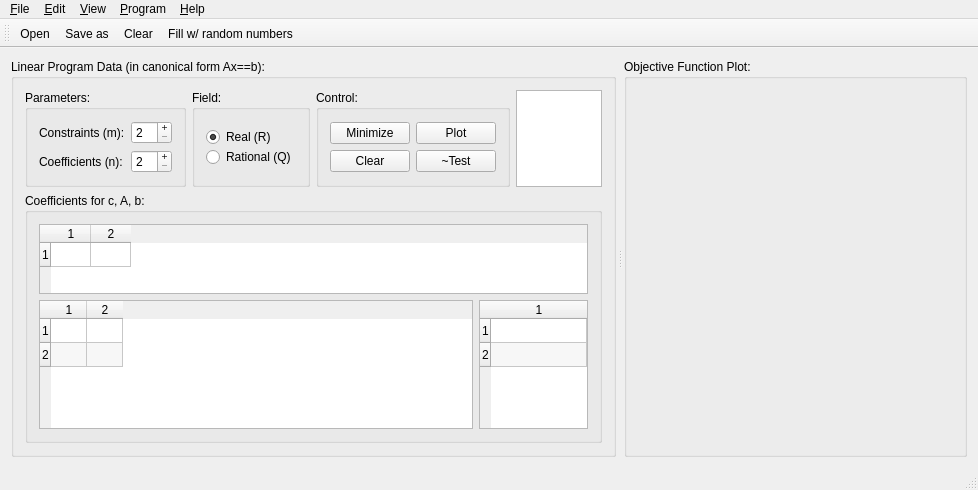
Qt form forms/mainwindow.ui (0x414c/linear-optimization-demo) before a commit.
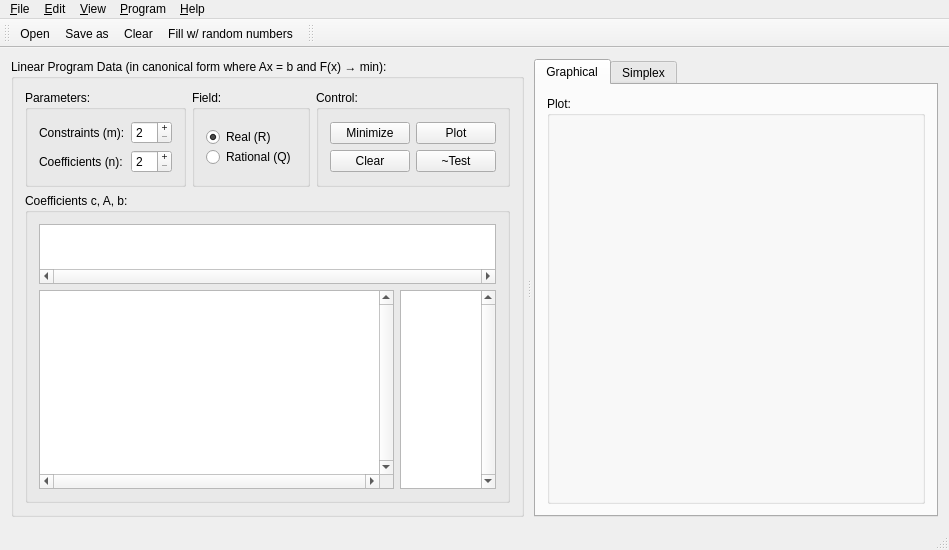
The same form after that commit. Icons and pictures are not drawn. Custom widgets are drawn as their Qt base class.

Patch:
```diff
--- a/forms/mainwindow.ui
+++ b/forms/mainwindow.ui
@@ -6,53 +6,211 @@
    <rect>
     <x>0</x>
     <y>0</y>
-    <width>978</width>
-    <height>490</height>
+    <width>920</width>
+    <height>550</height>
    </rect>
   </property>
-  <property name="windowTitle">
-   <string>Linear Optimization</string>
-  </property>
   <property name="windowIcon">
    <iconset>
     <normalon>:/icons/@256/accessories-calculator.png</normalon>
    </iconset>
   </property>
   <widget class="QWidget" name="centralWidget">
-   <layout class="QGridLayout" name="gridLayout_12">
+   <layout class="QGridLayout" name="gridLayout_15">
     <item row="0" column="0">
      <widget class="QSplitter" name="splitter">
-      <property name="sizePolicy">
-       <sizepolicy hsizetype="Expanding" vsizetype="Expanding">
-        <horstretch>0</horstretch>
-        <verstretch>0</verstretch>
-       </sizepolicy>
-      </property>
       <property name="orientation">
        <enum>Qt::Horizontal</enum>
       </property>
       <property name="handleWidth">
-       <number>8</number>
+       <number>10</number>
       </property>
-      <widget class="QGroupBox" name="dataGroupBox">
+      <widget class="QGroupBox" name="groupBox">
        <property name="sizePolicy">
-        <sizepolicy hsizetype="Expanding" vsizetype="Expanding">
+        <sizepolicy hsizetype="Fixed" vsizetype="Expanding">
          <horstretch>0</horstretch>
          <verstretch>0</verstretch>
         </sizepolicy>
        </property>
        <property name="title">
-        <string>Linear Program Data (in canonical form Ax==b):</string>
+        <string>Linear Program Data (in canonical form where Ax = b and F(x) → min):</string>
        </property>
        <layout class="QGridLayout" name="gridLayout_11">
         <item row="0" column="0">
-         <layout class="QGridLayout" name="gridLayout_10" rowstretch="0,1">
+         <layout class="QGridLayout" name="gridLayout_10">
+          <item row="1" column="0">
+           <widget class="QGroupBox" name="groupBox_4">
+            <property name="sizePolicy">
+             <sizepolicy hsizetype="Expanding" vsizetype="Expanding">
+              <horstretch>0</horstretch>
+              <verstretch>0</verstretch>
+             </sizepolicy>
+            </property>
+            <property name="title">
+             <string>Coefficients c, A, b:</string>
+            </property>
+            <layout class="QGridLayout" name="gridLayout_7">
+             <item row="1" column="0">
+              <layout class="QGridLayout" name="gridLayout_5">
+               <item row="1" column="0">
+                <layout class="QGridLayout" name="gridLayout_6">
+                 <item row="0" column="0">
+                  <widget class="QTableView" name="constrsCoeffsTableView">
+                   <property name="sizePolicy">
+                    <sizepolicy hsizetype="Expanding" vsizetype="Expanding">
+                     <horstretch>1</horstretch>
+                     <verstretch>1</verstretch>
+                    </sizepolicy>
+                   </property>
+                   <property name="minimumSize">
+                    <size>
+                     <width>0</width>
+                     <height>88</height>
+                    </size>
+                   </property>
+                   <property name="verticalScrollBarPolicy">
+                    <enum>Qt::ScrollBarAlwaysOn</enum>
+                   </property>
+                   <property name="horizontalScrollBarPolicy">
+                    <enum>Qt::ScrollBarAlwaysOn</enum>
+                   </property>
+                   <property name="alternatingRowColors">
+                    <bool>true</bool>
+                   </property>
+                   <property name="selectionMode">
+                    <enum>QAbstractItemView::NoSelection</enum>
+                   </property>
+                   <property name="verticalScrollMode">
+                    <enum>QAbstractItemView::ScrollPerPixel</enum>
+                   </property>
+                   <property name="horizontalScrollMode">
+                    <enum>QAbstractItemView::ScrollPerPixel</enum>
+                   </property>
+                   <property name="cornerButtonEnabled">
+                    <bool>false</bool>
+                   </property>
+                   <attribute name="horizontalHeaderDefaultSectionSize">
+                    <number>40</number>
+                   </attribute>
+                   <attribute name="horizontalHeaderMinimumSectionSize">
+                    <number>34</number>
+                   </attribute>
+                   <attribute name="verticalHeaderDefaultSectionSize">
+                    <number>28</number>
+                   </attribute>
+                  </widget>
+                 </item>
+                 <item row="0" column="1">
+                  <widget class="QTableView" name="constrsRHSTableView">
+                   <property name="sizePolicy">
+                    <sizepolicy hsizetype="Maximum" vsizetype="Expanding">
+                     <horstretch>0</horstretch>
+                     <verstretch>1</verstretch>
+                    </sizepolicy>
+                   </property>
+                   <property name="minimumSize">
+                    <size>
+                     <width>0</width>
+                     <height>88</height>
+                    </size>
+                   </property>
+                   <property name="maximumSize">
+                    <size>
+                     <width>96</width>
+                     <height>16777215</height>
+                    </size>
+                   </property>
+                   <property name="verticalScrollBarPolicy">
+                    <enum>Qt::ScrollBarAlwaysOn</enum>
+                   </property>
+                   <property name="alternatingRowColors">
+                    <bool>true</bool>
+                   </property>
+                   <property name="selectionMode">
+                    <enum>QAbstractItemView::NoSelection</enum>
+                   </property>
+                   <property name="cornerButtonEnabled">
+                    <bool>false</bool>
+                   </property>
+                   <attribute name="horizontalHeaderDefaultSectionSize">
+                    <number>70</number>
+                   </attribute>
+                   <attribute name="horizontalHeaderMinimumSectionSize">
+                    <number>70</number>
+                   </attribute>
+                   <attribute name="verticalHeaderDefaultSectionSize">
+                    <number>28</number>
+                   </attribute>
+                  </widget>
+                 </item>
+                </layout>
+               </item>
+               <item row="0" column="0">
+                <widget class="QTableView" name="objFuncCoeffsTableView">
+                 <property name="sizePolicy">
+                  <sizepolicy hsizetype="Expanding" vsizetype="Maximum">
+                   <horstretch>1</horstretch>
+                   <verstretch>0</verstretch>
+                  </sizepolicy>
+                 </property>
+                 <property name="minimumSize">
+                  <size>
+                   <width>0</width>
+                   <height>0</height>
+                  </size>
+                 </property>
+                 <property name="maximumSize">
+                  <size>
+                   <width>16777215</width>
+                   <height>60</height>
+                  </size>
+                 </property>
+                 <property name="baseSize">
+                  <size>
+                   <width>0</width>
+                   <height>0</height>
+                  </size>
+                 </property>
+                 <property name="horizontalScrollBarPolicy">
+                  <enum>Qt::ScrollBarAlwaysOn</enum>
+                 </property>
+                 <property name="alternatingRowColors">
+                  <bool>true</bool>
+                 </property>
+                 <property name="selectionMode">
+                  <enum>QAbstractItemView::NoSelection</enum>
+                 </property>
+                 <property name="horizontalScrollMode">
+                  <enum>QAbstractItemView::ScrollPerPixel</enum>
+                 </property>
+                 <property name="cornerButtonEnabled">
+                  <bool>false</bool>
+                 </property>
+                 <attribute name="horizontalHeaderDefaultSectionSize">
+                  <number>40</number>
+                 </attribute>
+                 <attribute name="horizontalHeaderMinimumSectionSize">
+                  <number>34</number>
+                 </attribute>
+                 <attribute name="verticalHeaderDefaultSectionSize">
+                  <number>28</number>
+                 </attribute>
+                 <attribute name="verticalHeaderMinimumSectionSize">
+                  <number>28</number>
+                 </attribute>
+                </widget>
+               </item>
+              </layout>
+             </item>
+            </layout>
+           </widget>
+          </item>
           <item row="0" column="0">
            <layout class="QGridLayout" name="gridLayout">
             <item row="0" column="0">
-             <widget class="QGroupBox" name="paramsGroupBox">
+             <widget class="QGroupBox" name="groupBox_1">
               <property name="sizePolicy">
-               <sizepolicy hsizetype="Minimum" vsizetype="Minimum">
+               <sizepolicy hsizetype="Fixed" vsizetype="Minimum">
                 <horstretch>0</horstretch>
                 <verstretch>0</verstretch>
                </sizepolicy>
@@ -132,26 +290,61 @@
               </layout>
              </widget>
             </item>
-            <item row="0" column="3">
-             <widget class="QTextBrowser" name="debugTextBrowser">
+            <item row="0" column="1">
+             <widget class="QGroupBox" name="groupBox_2">
               <property name="sizePolicy">
-               <sizepolicy hsizetype="Ignored" vsizetype="Ignored">
+               <sizepolicy hsizetype="Fixed" vsizetype="Minimum">
                 <horstretch>0</horstretch>
                 <verstretch>0</verstretch>
                </sizepolicy>
               </property>
-              <property name="minimumSize">
-               <size>
-                <width>86</width>
-                <height>86</height>
-               </size>
+              <property name="title">
+               <string>Field:</string>
               </property>
+              <layout class="QGridLayout" name="gridLayout_14">
+               <item row="0" column="0">
+                <layout class="QGridLayout" name="gridLayout_13">
+                 <property name="spacing">
+                  <number>0</number>
+                 </property>
+                 <item row="1" column="0">
+                  <widget class="QRadioButton" name="rationalRadioButton">
+                   <property name="sizePolicy">
+                    <sizepolicy hsizetype="Fixed" vsizetype="Fixed">
+                     <horstretch>0</horstretch>
+                     <verstretch>0</verstretch>
+                    </sizepolicy>
+                   </property>
+                   <property name="text">
+                    <string>Rational (Q)</string>
+                   </property>
+                  </widget>
+                 </item>
+                 <item row="0" column="0">
+                  <widget class="QRadioButton" name="realRadioButton">
+                   <property name="sizePolicy">
+                    <sizepolicy hsizetype="Fixed" vsizetype="Fixed">
+                     <horstretch>0</horstretch>
+                     <verstretch>0</verstretch>
+                    </sizepolicy>
+                   </property>
+                   <property name="text">
+                    <string>Real (R)</string>
+                   </property>
+                   <property name="checked">
+                    <bool>true</bool>
+                   </property>
+                  </widget>
+                 </item>
+                </layout>
+               </item>
+              </layout>
              </widget>
             </item>
             <item row="0" column="2">
-             <widget class="QGroupBox" name="controlGroupBox">
+             <widget class="QGroupBox" name="groupBox_3">
               <property name="sizePolicy">
-               <sizepolicy hsizetype="Minimum" vsizetype="Minimum">
+               <sizepolicy hsizetype="Fixed" vsizetype="Minimum">
                 <horstretch>0</horstretch>
                 <verstretch>0</verstretch>
                </sizepolicy>
@@ -239,251 +432,71 @@
               </layout>
              </widget>
             </item>
-            <item row="0" column="1">
-             <widget class="QGroupBox" name="fieldGroupBox">
-              <property name="sizePolicy">
-               <sizepolicy hsizetype="Minimum" vsizetype="Minimum">
-                <horstretch>0</horstretch>
-                <verstretch>0</verstretch>
-               </sizepolicy>
-              </property>
-              <property name="title">
-               <string>Field:</string>
-              </property>
-              <layout class="QGridLayout" name="gridLayout_14">
-               <item row="0" column="0">
-                <layout class="QGridLayout" name="gridLayout_13">
-                 <property name="spacing">
-                  <number>0</number>
-                 </property>
-                 <item row="1" column="0">
-                  <widget class="QRadioButton" name="rationalRadioButton">
-                   <property name="sizePolicy">
-                    <sizepolicy hsizetype="Fixed" vsizetype="Fixed">
-                     <horstretch>0</horstretch>
-                     <verstretch>0</verstretch>
-                    </sizepolicy>
-                   </property>
-                   <property name="text">
-                    <string>Rational (Q)</string>
-                   </property>
-                   <attribute name="buttonGroup">
-                    <string notr="true">buttonGroup</string>
-                   </attribute>
-                  </widget>
-                 </item>
-                 <item row="0" column="0">
-                  <widget class="QRadioButton" name="realRadioButton">
-                   <property name="sizePolicy">
-                    <sizepolicy hsizetype="Fixed" vsizetype="Fixed">
-                     <horstretch>0</horstretch>
-                     <verstretch>0</verstretch>
-                    </sizepolicy>
-                   </property>
-                   <property name="text">
-                    <string>Real (R)</string>
-                   </property>
-                   <property name="checked">
-                    <bool>true</bool>
-                   </property>
-                   <attribute name="buttonGroup">
-                    <string notr="true">buttonGroup</string>
-                   </attribute>
-                  </widget>
-                 </item>
-                </layout>
-               </item>
-              </layout>
-             </widget>
-            </item>
            </layout>
           </item>
-          <item row="1" column="0">
-           <widget class="QGroupBox" name="constraintsGroupBox">
-            <property name="sizePolicy">
-             <sizepolicy hsizetype="Expanding" vsizetype="Expanding">
-              <horstretch>0</horstretch>
-              <verstretch>0</verstretch>
-             </sizepolicy>
-            </property>
-            <property name="title">
-             <string>Coefficients for c, A, b:</string>
-            </property>
-            <layout class="QGridLayout" name="gridLayout_7">
-             <item row="0" column="0">
-              <layout class="QGridLayout" name="gridLayout_5" rowstretch="1,4">
-               <item row="0" column="0">
-                <widget class="QTableWidget" name="objFuncCoeffTableWidget">
-                 <property name="sizePolicy">
-                  <sizepolicy hsizetype="Minimum" vsizetype="Maximum">
-                   <horstretch>0</horstretch>
-                   <verstretch>0</verstretch>
-                  </sizepolicy>
-                 </property>
-                 <property name="minimumSize">
-                  <size>
-                   <width>0</width>
-                   <height>0</height>
-                  </size>
-                 </property>
-                 <property name="alternatingRowColors">
-                  <bool>true</bool>
-                 </property>
-                 <property name="selectionMode">
-                  <enum>QAbstractItemView::SingleSelection</enum>
-                 </property>
-                 <property name="rowCount">
-                  <number>1</number>
-                 </property>
-                 <property name="columnCount">
-                  <number>2</number>
-                 </property>
-                 <attribute name="horizontalHeaderDefaultSectionSize">
-                  <number>40</number>
-                 </attribute>
-                 <attribute name="horizontalHeaderMinimumSectionSize">
-                  <number>30</number>
-                 </attribute>
-                 <attribute name="verticalHeaderDefaultSectionSize">
-                  <number>24</number>
-                 </attribute>
-                 <attribute name="verticalHeaderMinimumSectionSize">
-                  <number>20</number>
-                 </attribute>
-                 <row/>
-                 <column/>
-                 <column/>
-                </widget>
-               </item>
-               <item row="1" column="0">
-                <layout class="QGridLayout" name="gridLayout_6" columnstretch="4,1">
-                 <item row="0" column="0">
-                  <widget class="QTableWidget" name="constrCoeffsTableWidget">
-                   <property name="sizePolicy">
-                    <sizepolicy hsizetype="Expanding" vsizetype="Expanding">
-                     <horstretch>0</horstretch>
-                     <verstretch>0</verstretch>
-                    </sizepolicy>
-                   </property>
-                   <property name="alternatingRowColors">
-                    <bool>true</bool>
-                   </property>
-                   <property name="selectionMode">
-                    <enum>QAbstractItemView::SingleSelection</enum>
-                   </property>
-                   <property name="rowCount">
-                    <number>2</number>
-                   </property>
-                   <property name="columnCount">
-                    <number>2</number>
-                   </property>
-                   <attribute name="horizontalHeaderDefaultSectionSize">
-                    <number>36</number>
-                   </attribute>
-                   <attribute name="horizontalHeaderMinimumSectionSize">
-                    <number>30</number>
-                   </attribute>
-                   <attribute name="verticalHeaderDefaultSectionSize">
-                    <number>24</number>
-                   </attribute>
-                   <attribute name="verticalHeaderMinimumSectionSize">
-                    <number>20</number>
-                   </attribute>
-                   <attribute name="verticalHeaderStretchLastSection">
-                    <bool>false</bool>
-                   </attribute>
-                   <row/>
-                   <row/>
-                   <column/>
-                   <column/>
-                  </widget>
-                 </item>
-                 <item row="0" column="1">
-                  <widget class="QTableWidget" name="rhsTableWidget">
-                   <property name="sizePolicy">
-                    <sizepolicy hsizetype="Expanding" vsizetype="Expanding">
-                     <horstretch>0</horstretch>
-                     <verstretch>0</verstretch>
-                    </sizepolicy>
-                   </property>
-                   <property name="alternatingRowColors">
-                    <bool>true</bool>
-                   </property>
-                   <property name="selectionMode">
-                    <enum>QAbstractItemView::SingleSelection</enum>
-                   </property>
-                   <property name="rowCount">
-                    <number>2</number>
-                   </property>
-                   <property name="columnCount">
-                    <number>1</number>
-                   </property>
-                   <attribute name="horizontalHeaderDefaultSectionSize">
-                    <number>45</number>
-                   </attribute>
-                   <attribute name="horizontalHeaderMinimumSectionSize">
-                    <number>45</number>
-                   </attribute>
-                   <attribute name="horizontalHeaderStretchLastSection">
-                    <bool>true</bool>
-                   </attribute>
-                   <attribute name="verticalHeaderDefaultSectionSize">
-                    <number>24</number>
-                   </attribute>
-                   <attribute name="verticalHeaderMinimumSectionSize">
-                    <number>20</number>
-                   </attribute>
-                   <attribute name="verticalHeaderStretchLastSection">
-                    <bool>false</bool>
-                   </attribute>
-                   <row/>
-                   <row/>
-                   <column/>
-                  </widget>
-                 </item>
-                </layout>
-               </item>
-              </layout>
-             </item>
-            </layout>
-           </widget>
-          </item>
          </layout>
         </item>
        </layout>
       </widget>
-      <widget class="QGroupBox" name="plotGroupBox">
-       <property name="sizePolicy">
-        <sizepolicy hsizetype="Expanding" vsizetype="Expanding">
-         <horstretch>1</horstretch>
-         <verstretch>0</verstretch>
-        </sizepolicy>
+      <widget class="QTabWidget" name="detailsTabWidget">
+       <property name="tabShape">
+        <enum>QTabWidget::Rounded</enum>
        </property>
-       <property name="title">
-        <string>Objective Function Plot:</string>
+       <property name="currentIndex">
+        <number>0</number>
        </property>
-       <layout class="QGridLayout" name="gridLayout_9">
-        <item row="0" column="0">
-         <layout class="QGridLayout" name="gridLayout_8" rowstretch="0" columnstretch="0">
-          <item row="0" column="0">
-           <widget class="QCustomPlot" name="customPlot" native="true">
-            <property name="sizePolicy">
-             <sizepolicy hsizetype="Expanding" vsizetype="Expanding">
-              <horstretch>0</horstretch>
-              <verstretch>0</verstretch>
-             </sizepolicy>
-            </property>
-            <property name="minimumSize">
-             <size>
-              <width>192</width>
-              <height>192</height>
-             </size>
-            </property>
-           </widget>
-          </item>
-         </layout>
-        </item>
-       </layout>
+       <widget class="QWidget" name="graphicalMethodTab">
+        <attribute name="icon">
+         <iconset>
+          <normalon>:/icons/@16/document-page-setup.png</normalon>
+         </iconset>
+        </attribute>
+        <attribute name="title">
+         <string>Graphical</string>
+        </attribute>
+        <layout class="QGridLayout" name="gridLayout_12">
+         <item row="0" column="0">
+          <widget class="QGroupBox" name="groupBox_5">
+           <property name="sizePolicy">
+            <sizepolicy hsizetype="Expanding" vsizetype="Expanding">
+             <horstretch>1</horstretch>
+             <verstretch>0</verstretch>
+            </sizepolicy>
+           </property>
+           <property name="title">
+            <string>Plot:</string>
+           </property>
+           <layout class="QGridLayout" name="gridLayout_9">
+            <item row="0" column="0">
+             <layout class="QGridLayout" name="gridLayout_8" rowstretch="0" columnstretch="0">
+              <item row="0" column="0">
+               <widget class="QCustomPlot" name="customPlot" native="true">
+                <property name="sizePolicy">
+                 <sizepolicy hsizetype="Expanding" vsizetype="Expanding">
+                  <horstretch>0</horstretch>
+                  <verstretch>0</verstretch>
+                 </sizepolicy>
+                </property>
+                <property name="minimumSize">
+                 <size>
+                  <width>350</width>
+                  <height>250</height>
+                 </size>
+                </property>
+               </widget>
+              </item>
+             </layout>
+            </item>
+           </layout>
+          </widget>
+         </item>
+        </layout>
+       </widget>
+       <widget class="QWidget" name="simplexMethodTab">
+        <attribute name="title">
+         <string>Simplex</string>
+        </attribute>
+       </widget>
       </widget>
      </widget>
     </item>
@@ -494,7 +507,7 @@
     <rect>
      <x>0</x>
      <y>0</y>
-     <width>978</width>
+     <width>920</width>
      <height>21</height>
     </rect>
    </property>
@@ -560,6 +573,17 @@
    <addaction name="action_Fill_w_random_numbers"/>
   </widget>
   <widget class="QStatusBar" name="statusBar"/>
+  <widget class="QToolBar" name="toolBar">
+   <property name="windowTitle">
+    <string>toolBar</string>
+   </property>
+   <attribute name="toolBarArea">
+    <enum>TopToolBarArea</enum>
+   </attribute>
+   <attribute name="toolBarBreak">
+    <bool>false</bool>
+   </attribute>
+  </widget>
   <action name="action_Open">
    <property name="icon">
     <iconset resource="../res/resources.qrc">
```
Left out of the diff: 17 changed lines with no effect on the pictures.
